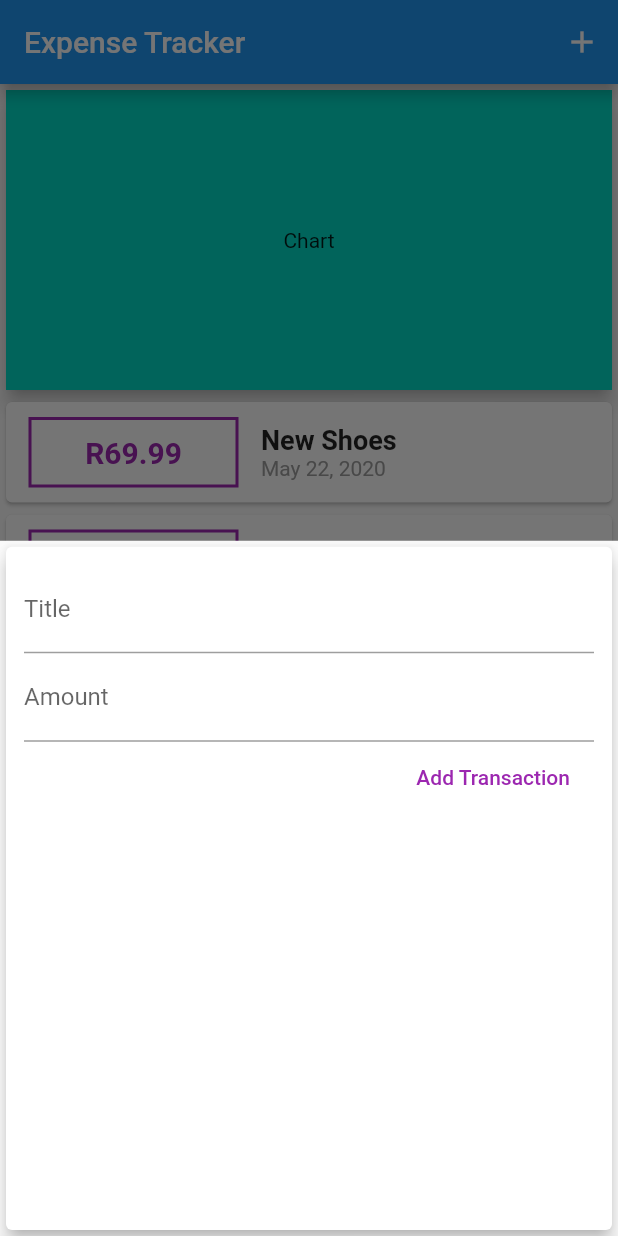
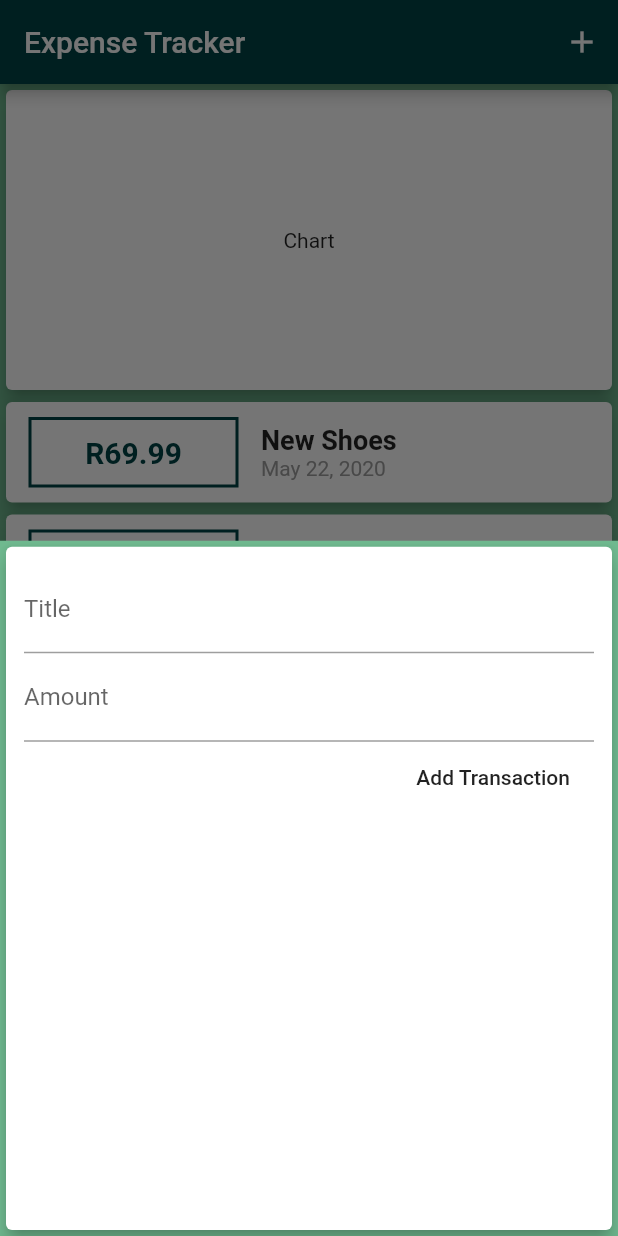
Before and after one commit to andredippenaar/expensetracker_flutter, a Flutter app: the screen it shows after launch, after a tap on the "add" icon, on a phone screen of 412 x 824 dp. Run offline on Flutter 3.47's test engine with Material 2 defaults, Android fonts, the light colour scheme and no system bars.

Commit message:
Configuring Themes

```diff
--- a/lib/main.dart
+++ b/lib/main.dart
@@ -12,10 +12,18 @@ class MyApp extends StatelessWidget {
   @override
   Widget build(BuildContext context) {
     return MaterialApp(
-      title: 'Flutter Demo',
+      title: 'Expense Tracker',
       debugShowCheckedModeBanner: false,
       theme: ThemeData(
-        primarySwatch: Colors.blue,
+        primarySwatch: Colors.green,
+//        primaryColor: Color(0xff1995ad),
+//        accentColor: Color(0xffa1d6e2),
+//        canvasColor: Color(0xfff1f1f1),
+//        cardColor: Color(0xffffffff),
+        primaryColor: Color(0xff004445),
+        accentColor: Color(0xff2c7873),
+        canvasColor: Color(0xff6fb98f),
+        cardColor: Color(0xffffffff),
         visualDensity: VisualDensity.adaptivePlatformDensity,
       ),
       home: MyHomePage(),
@@ -90,7 +98,6 @@ class _MyHomePageState extends State<MyHomePage> {
             Card(
               child: Container(
                 width: double.infinity,
-                color: Color(0xff03dac6),
                 height: 200,
                 child: Center(child: Text("Chart")),
               ),
--- a/lib/widgets/new_transaction.dart
+++ b/lib/widgets/new_transaction.dart
@@ -60,7 +60,6 @@ class _NewTransactionState extends State<NewTransaction> {
               child: Text(
                 "Add Transaction",
               ),
-              textColor: Colors.purple,
             )
           ],
         ),
--- a/lib/widgets/transaction_list.dart
+++ b/lib/widgets/transaction_list.dart
@@ -14,6 +14,7 @@ class TransactionList extends StatelessWidget {
       child: ListView.builder(
         itemBuilder: (context, index) {
           return Card(
+            elevation: 5,
             child: Row(
               children: <Widget>[
                 Container(
@@ -22,13 +23,14 @@ class TransactionList extends StatelessWidget {
                   alignment: Alignment.center,
                   width: 140,
                   decoration: BoxDecoration(
-                      border: Border.all(color: Colors.purple, width: 2)),
+                      border: Border.all(
+                          color: Theme.of(context).primaryColor, width: 2)),
                   child: Text(
                     "R${transactions[index].amount.toStringAsFixed(2)}",
                     style: TextStyle(
                         fontWeight: FontWeight.bold,
                         fontSize: 20,
-                        color: Colors.purple),
+                        color: Theme.of(context).primaryColor),
                   ),
                 ),
                 Column(
```
